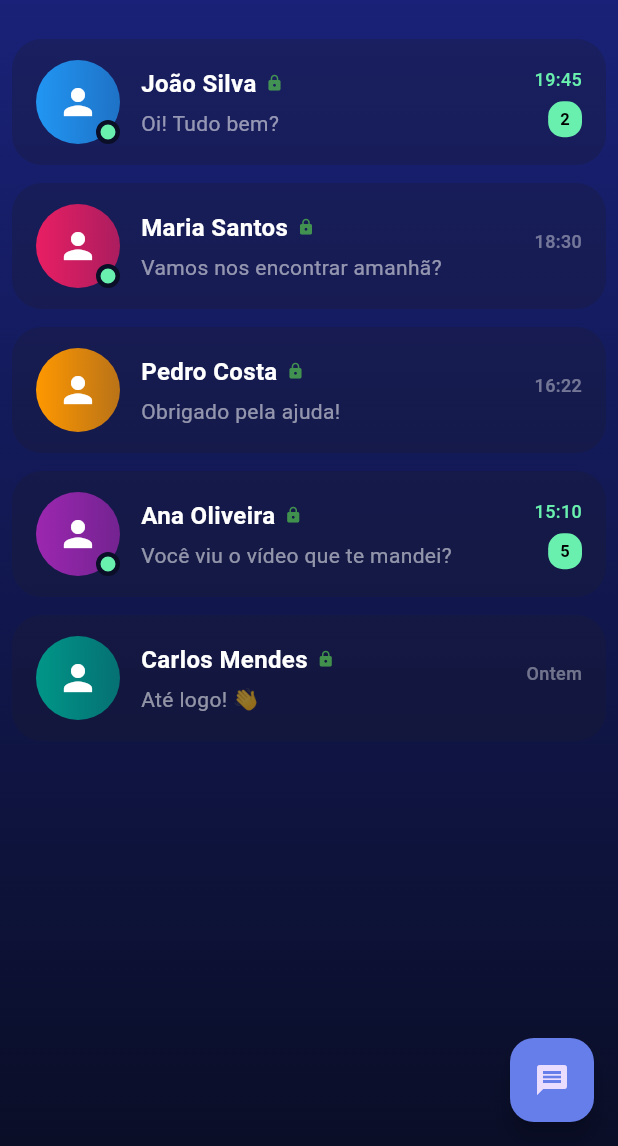
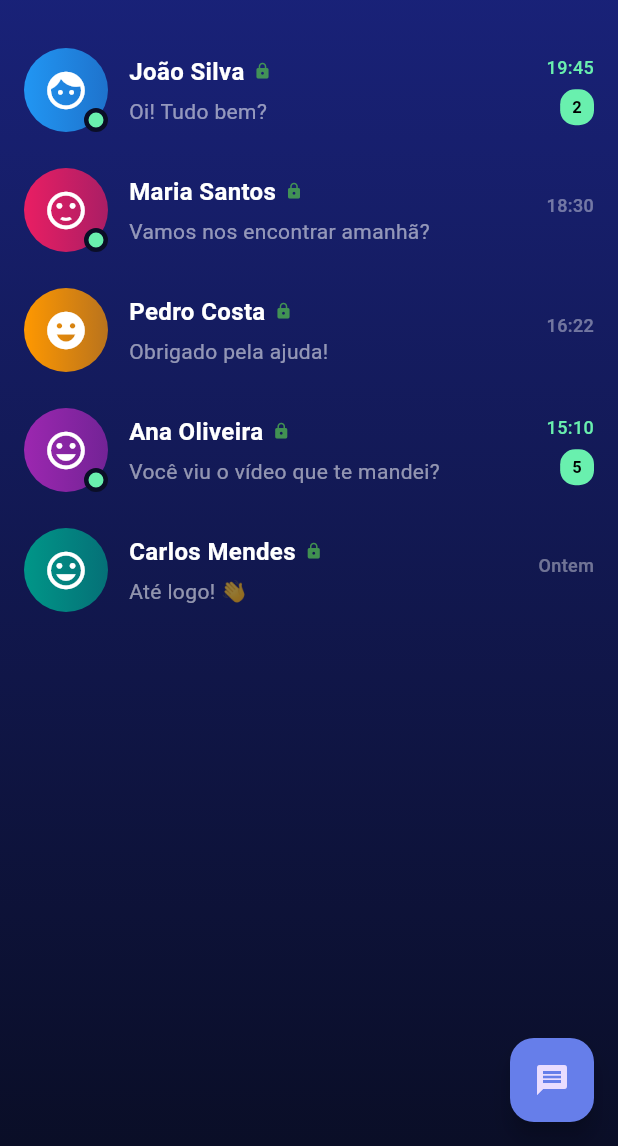
Before and after one commit to Breno2840/Mkwn29582, a Flutter app: the screen it shows after launch, on a phone screen of 412 x 824 dp, the part 90-1236 px from its top. Run offline on Flutter 3.47's test engine with Material 3 defaults, Android fonts, the phone set to English and light mode, and no system bars.

Commit message:
Atualizar o main.dart

```diff
--- a/lib/main.dart
+++ b/lib/main.dart
@@ -166,7 +166,7 @@ class _ConversationsScreenState extends State<ConversationsScreen> with SingleTi
       'lastMessage': 'Oi! Tudo bem?',
       'time': '19:45',
       'unread': 2,
-      'avatar': Icons.person,
+      'avatar': Icons.face,
       'color': Colors.blue,
       'online': true,
     },
@@ -175,7 +175,7 @@ class _ConversationsScreenState extends State<ConversationsScreen> with SingleTi
       'lastMessage': 'Vamos nos encontrar amanhã?',
       'time': '18:30',
       'unread': 0,
-      'avatar': Icons.person,
+      'avatar': Icons.sentiment_satisfied,
       'color': Colors.pink,
       'online': true,
     },
@@ -184,7 +184,7 @@ class _ConversationsScreenState extends State<ConversationsScreen> with SingleTi
       'lastMessage': 'Obrigado pela ajuda!',
       'time': '16:22',
       'unread': 0,
-      'avatar': Icons.person,
+      'avatar': Icons.emoji_emotions,
       'color': Colors.orange,
       'online': false,
     },
@@ -193,7 +193,7 @@ class _ConversationsScreenState extends State<ConversationsScreen> with SingleTi
       'lastMessage': 'Você viu o vídeo que te mandei?',
       'time': '15:10',
       'unread': 5,
-      'avatar': Icons.person,
+      'avatar': Icons.mood,
       'color': Colors.purple,
       'online': true,
     },
@@ -202,7 +202,7 @@ class _ConversationsScreenState extends State<ConversationsScreen> with SingleTi
       'lastMessage': 'Até logo! 👋',
       'time': 'Ontem',
       'unread': 0,
-      'avatar': Icons.person,
+      'avatar': Icons.tag_faces,
       'color': Colors.teal,
       'online': false,
     },
@@ -296,13 +296,20 @@ class _ConversationsScreenState extends State<ConversationsScreen> with SingleTi
                             ),
                           );
                         },
-                        child: Container(
-                          margin: EdgeInsets.symmetric(horizontal: 8, vertical: 6),
-                          padding: EdgeInsets.symmetric(horizontal: 16, vertical: 14),
-                          decoration: BoxDecoration(
-                            color: Color(0xFF1a1a2e).withOpacity(0.3),
-                            borderRadius: BorderRadius.circular(20),
+                        child: InkWell(
+                          onTap: () {
+                            Navigator.push(
+                              context,
+                              MaterialPageRoute(
+                                builder: (context) => ChatScreen(
+                                  contactName: contact['name'],
+                                  contactColor: contact['color'],
                                 ),
+                              ),
+                            );
+                          },
+                          child: Padding(
+                            padding: EdgeInsets.symmetric(horizontal: 16, vertical: 12),
                             child: Row(
                               children: [
                                 Stack(
@@ -322,7 +329,7 @@ class _ConversationsScreenState extends State<ConversationsScreen> with SingleTi
                                       child: Icon(
                                         contact['avatar'],
                                         color: Colors.white,
-                                      size: 28,
+                                        size: 30,
                                       ),
                                     ),
                                     if (contact['online'])
@@ -418,6 +425,7 @@ class _ConversationsScreenState extends State<ConversationsScreen> with SingleTi
                                   ],
                                 ),
                               ],
+                            ),
                           ),
                         ),
                       ),
```
Lines whose indentation alone changed are shown as unchanged.
